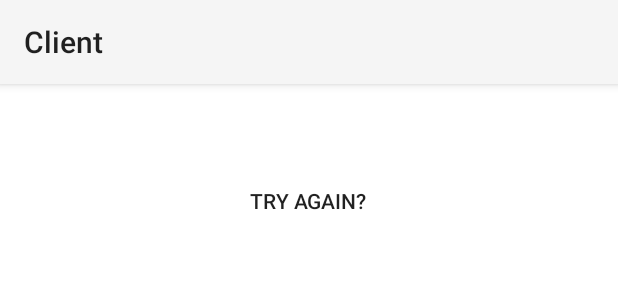
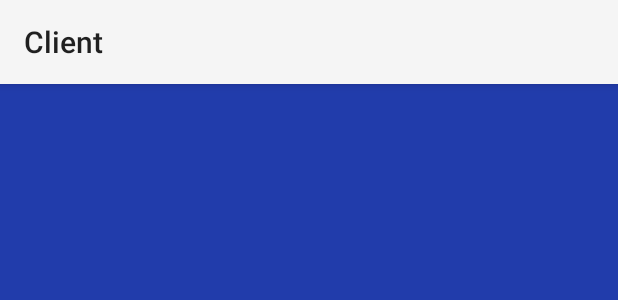
Before and after one commit to davidemarcoli/annadroid-next-gen, an Android app: the layout activity_result.xml on its own in the app's theme, with its tools: preview values and no code run, on a phone screen of 412 x 824 dp. Shown: the top 300 px of the screen. Run offline under Robolectric (Android 15) with nearby library versions, the phone set to English and light mode, and no system bars.

Commit message:
Final Version 01/09/2016

```diff
--- a/Android/Client/app/src/main/java/com/six/achrist/client/ConnectionService.java
+++ b/Android/Client/app/src/main/java/com/six/achrist/client/ConnectionService.java
@@ -32,8 +32,7 @@ public class ConnectionService extends Service {
      * Class used for the client Binder.  Because we know this service always
      * runs in the same process as its clients, we don't need to deal with IPC.
      */
-
-    public class LocalBinder extends Binder{
+     public class LocalBinder extends Binder{
         ConnectionService getService(){
             // Return this instance of LocalService so clients can call public methods
             return ConnectionService.this;
@@ -68,7 +67,7 @@ public class ConnectionService extends Service {
             Log.i("Result",srvMsg);
             result = srvMsg;
 
-            if (result.equals("1")){
+            if (result.equals("2")||result.equals("4")||result.equals("6")||result.equals("8")){
                 result = "Congratulations, You win!";
             }else {
                 result = "Better luck next time!";
--- a/Android/Client/app/src/main/java/com/six/achrist/client/StartUpActivity.java
+++ b/Android/Client/app/src/main/java/com/six/achrist/client/StartUpActivity.java
@@ -103,7 +103,7 @@ public class StartUpActivity extends Activity {
 
         TextView startText = (TextView)findViewById(R.id.start_text);
 
-       Typeface custom_font = Typeface.createFromAsset(getAssets(),"fonts/athletic.ttf");
+       Typeface custom_font = Typeface.createFromAsset(getAssets(),"fonts/ringofkerry.otf");
         startText.setTypeface(custom_font);
 
 
--- a/Android/Client/app/src/main/res/layout/activity_result.xml
+++ b/Android/Client/app/src/main/res/layout/activity_result.xml
@@ -2,6 +2,7 @@
     xmlns:tools="http://schemas.android.com/tools"
     android:layout_width="match_parent"
     android:layout_height="match_parent"
+    style="@style/FullscreenTheme"
     tools:context=".ResultActivity"
     android:background="@color/custom_orange_background">
 
@@ -13,25 +14,26 @@
         android:layout_width="match_parent"
         android:layout_height="match_parent"
         android:orientation="vertical"
-        android:background="#FFFFFF">
+        android:background="#213cab">
         <TextView
             android:id="@+id/result_text"
             android:layout_width="match_parent"
             android:layout_height="wrap_content"
-            android:layout_gravity="center_horizontal"
+            android:layout_gravity="center_vertical"
             android:elevation="4dp"
+            android:layout_margin="20dp"
             android:textStyle="bold"
             android:textColor="#000000"
             android:gravity="center"
             android:textSize="40sp"/>
-        <Button
-            android:id="@+id/try_again"
-            android:layout_width="wrap_content"
-            android:layout_height="wrap_content"
-            android:layout_gravity="bottom|center"
-            android:elevation="4dp"
-            style="@style/Base.Widget.AppCompat.Button.Borderless"
-            android:text="Try Again?"/>
+
+        <ImageView
+            android:id="@+id/result_pic"
+            android:layout_width="200dp"
+            android:layout_height="200dp"
+            android:layout_gravity="center"
+            />
+
 
 
     </LinearLayout>
--- a/Android/Client/app/src/main/res/values/styles.xml
+++ b/Android/Client/app/src/main/res/values/styles.xml
@@ -7,6 +7,7 @@
         <item name="colorPrimary">@color/colorPrimary</item>
         <item name="colorPrimaryDark">@color/colorPrimaryDark</item>
         <item name="colorAccent">@color/colorAccent</item>
+        <item name="android:windowContentTransitions">true</item>
     </style>
 
     <style name="FullscreenTheme" parent="AppTheme">
@@ -15,12 +16,14 @@
         <item name="android:windowBackground">@null</item>
         <item name="metaButtonBarStyle">?android:attr/buttonBarStyle</item>
         <item name="metaButtonBarButtonStyle">?android:attr/buttonBarButtonStyle</item>
+        <item name="android:windowContentTransitions">true</item>
 
     </style>
 
     <style name="FullscreenActionBarStyle" parent="CustomTheme">
         <item name="android:background">@color/black_overlay</item>
     </style>
+
     <style name="CustomTheme" parent="android:Theme.Material">
 
     </style>
--- a/Android/Client/gradle.properties
+++ b/Android/Client/gradle.properties
@@ -12,7 +12,7 @@
 # This option should only be used with decoupled projects. More details, visit
 # http://www.gradle.org/docs/current/userguide/multi_project_builds.html#sec:decoupled_projects
 # org.gradle.parallel=true
-#Wed Aug 17 10:53:31 CEST 2016
+#Thu Sep 01 13:38:03 CEST 2016
 systemProp.http.proxyPassword=Sx@8891281
 systemProp.http.proxyHost=proxy.telekurs.com
 systemProp.http.proxyPort=8080
```
Also changed, not shown: Android/Client/app/build.gradle (+4 -3 lines), Android/Client/app/src/main/AndroidManifest.xml (+5 -6 lines), Android/Client/app/src/main/java/com/six/achrist/client/MainActivity.java (+79 -69 lines), Android/Client/app/src/main/java/com/six/achrist/client/ResultActivity.java (+28 -11 lines), Android/Client/app/src/main/res/drawable/ic_refresh.xml (deleted, +0 -9 lines), Android/Client/app/src/main/res/layout/activity_main.xml (+24 -20 lines), Android/Client/app/src/main/res/layout/activity_start.xml (+7 -10 lines), Android/Client/app/src/main/res/values/strings.xml (+5 -5 lines), Android/Client/app/src/main/res/drawable/placeholder.png (deleted), 1 other file.
